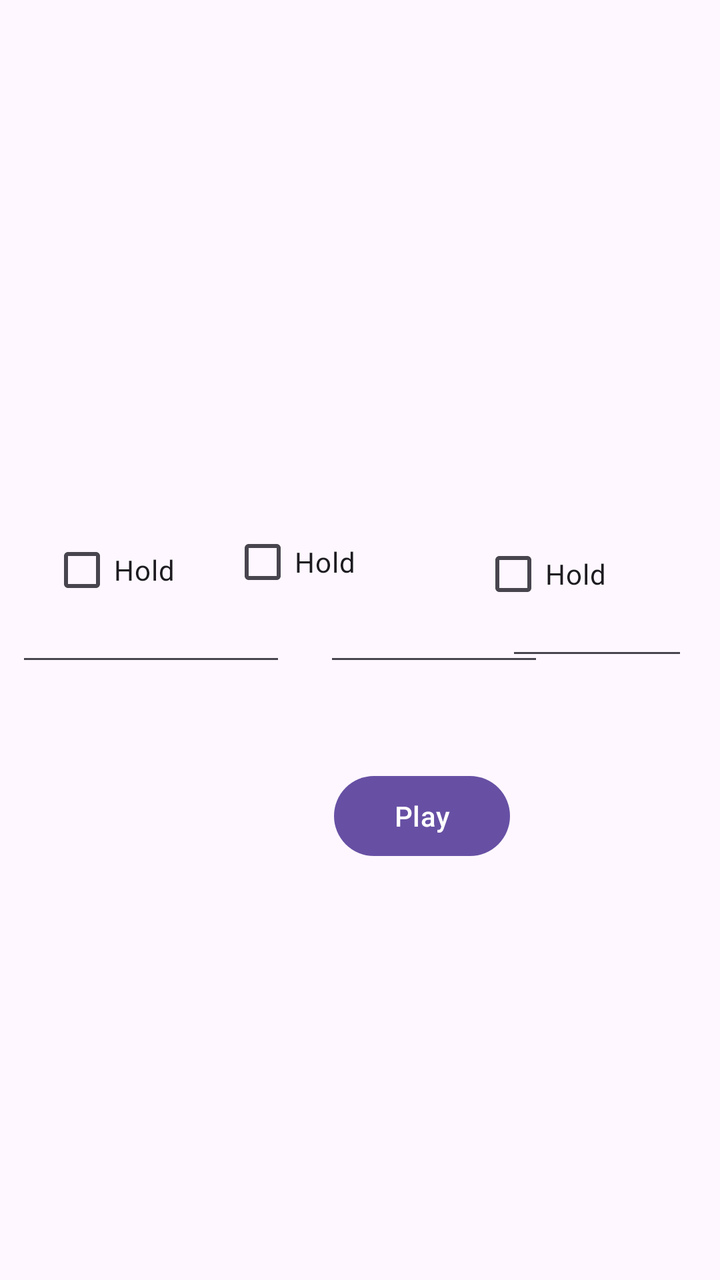
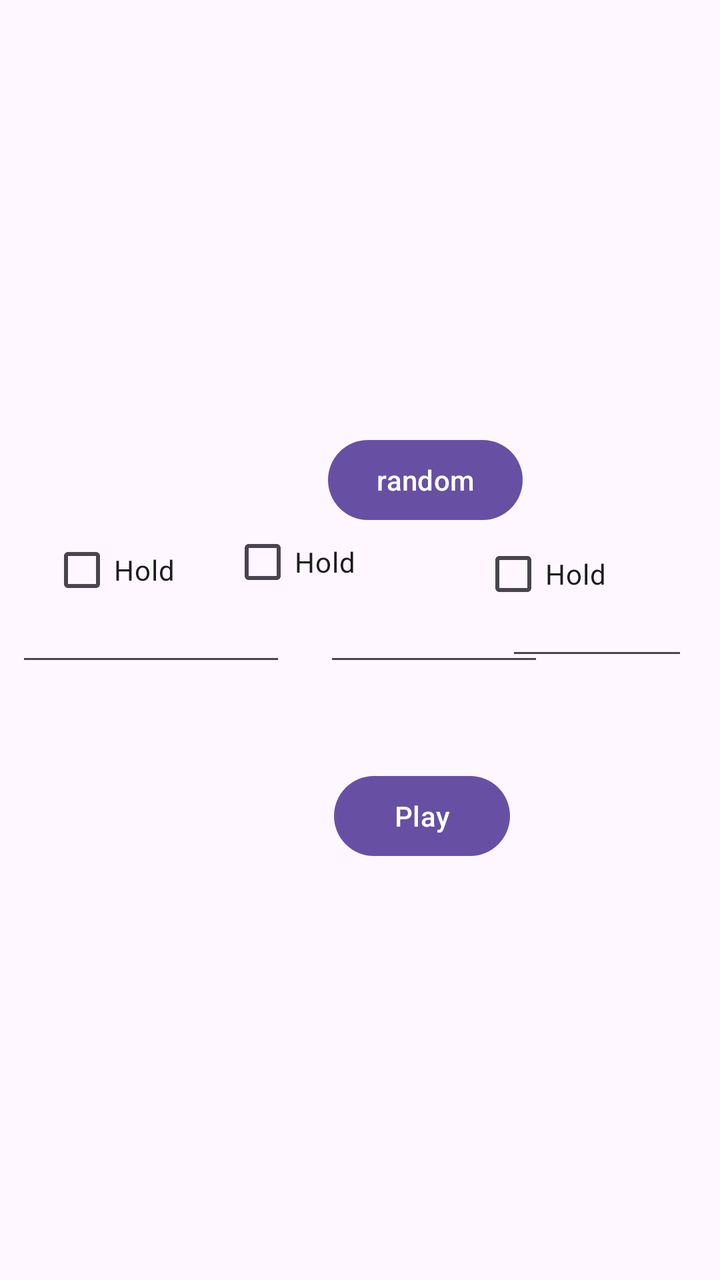

The first picture is an Android layout as it rendered before a commit; the second is the same layout after the commit. The layout source and the unified diff follow.
<!-- AndroidManifest.xml: application theme Theme.MyApplicationPracticalTest01Var06 -->
<!-- res/layout/activity_main.xml -->
<?xml version="1.0" encoding="utf-8"?>
<androidx.constraintlayout.widget.ConstraintLayout xmlns:android="http://schemas.android.com/apk/res/android"
    xmlns:app="http://schemas.android.com/apk/res-auto"
    xmlns:tools="http://schemas.android.com/tools"
    android:id="@+id/main"
    android:layout_width="match_parent"
    android:layout_height="match_parent"
    tools:context=".MainActivity">

    <CheckBox
        android:id="@+id/Hold2"
        android:layout_width="wrap_content"
        android:layout_height="wrap_content"
        android:layout_marginEnd="63dp"
        android:layout_marginBottom="79dp"
        android:text="Hold"
        app:layout_constraintBottom_toTopOf="@+id/Play"
        app:layout_constraintEnd_toStartOf="@+id/Hold3" />

    <Button
        android:id="@+id/Play"
        android:layout_width="wrap_content"
        android:layout_height="wrap_content"
        android:layout_marginStart="167dp"
        android:layout_marginBottom="208dp"
        android:text="Play"
        app:layout_constraintBottom_toBottomOf="parent"
        app:layout_constraintStart_toStartOf="parent" />

    <EditText
        android:id="@+id/editTextNumber"
        android:layout_width="135dp"
        android:layout_height="51dp"
        android:layout_marginStart="8dp"
        android:layout_marginTop="287dp"
        android:ems="10"
        android:inputType="number"
        app:layout_constraintStart_toStartOf="parent"
        app:layout_constraintTop_toTopOf="parent" />

    <EditText
        android:id="@+id/editTextNumber2"
        android:layout_width="110dp"
        android:layout_height="47dp"
        android:layout_marginStart="19dp"
        android:layout_marginTop="291dp"
        android:ems="10"
        android:inputType="number"
        app:layout_constraintStart_toEndOf="@+id/editTextNumber"
        app:layout_constraintTop_toTopOf="parent" />

    <EditText
        android:id="@+id/editTextNumber3"
        android:layout_width="91dp"
        android:layout_height="48dp"
        android:layout_marginTop="287dp"
        android:layout_marginEnd="16dp"
        android:ems="10"
        android:inputType="number"
        app:layout_constraintEnd_toEndOf="parent"
        app:layout_constraintTop_toTopOf="parent" />

    <CheckBox
        android:id="@+id/Hold1"
        android:layout_width="wrap_content"
        android:layout_height="wrap_content"
        android:layout_marginStart="25dp"
        android:layout_marginBottom="331dp"
        android:text="Hold"
        app:layout_constraintBottom_toBottomOf="parent"
        app:layout_constraintStart_toStartOf="parent" />

    <CheckBox
        android:id="@+id/Hold3"
        android:layout_width="wrap_content"
        android:layout_height="wrap_content"
        android:layout_marginEnd="57dp"
        android:layout_marginBottom="329dp"
        android:text="Hold"
        app:layout_constraintBottom_toBottomOf="parent"
        app:layout_constraintEnd_toEndOf="parent" />
</androidx.constraintlayout.widget.ConstraintLayout>
<!-- resources referenced by this layout -->
<resources>
  <style name="Theme.MyApplicationPracticalTest01Var06" parent="Base.Theme.MyApplicationPracticalTest01Var06" />
  <style name="Base.Theme.MyApplicationPracticalTest01Var06" parent="Theme.Material3.DayNight.NoActionBar">
          
          
      </style>
</resources>

<!-- the commit's change to res/layout/activity_main.xml (unified diff, before → after) -->
@@ -79,4 +79,14 @@
         android:text="Hold"
         app:layout_constraintBottom_toBottomOf="parent"
         app:layout_constraintEnd_toEndOf="parent" />
+
+    <Button
+        android:id="@+id/random"
+        android:layout_width="wrap_content"
+        android:layout_height="wrap_content"
+        android:layout_marginStart="164dp"
+        android:layout_marginTop="216dp"
+        android:text="random"
+        app:layout_constraintStart_toStartOf="parent"
+        app:layout_constraintTop_toTopOf="parent" />
 </androidx.constraintlayout.widget.ConstraintLayout>
